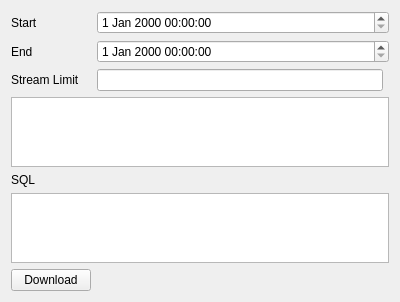
yshao/weathergit, file gui/ui/datawidget.ui: the form before one commit.
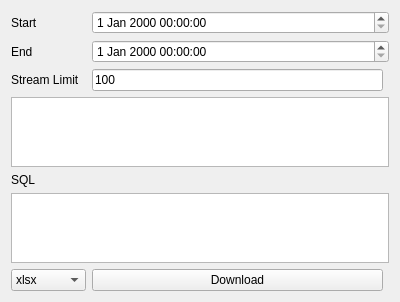
The form after the commit.

Commit message: Update: adding StreamEditor, ConfigEditor, widgets adding webwidget adding handlers

```diff
--- a/gui/ui/datawidget.ui
+++ b/gui/ui/datawidget.ui
@@ -21,23 +21,26 @@
      </property>
     </widget>
    </item>
-   <item row="1" column="1" colspan="2">
+   <item row="0" column="0">
+    <widget class="QLabel" name="label_4">
+     <property name="text">
+      <string>Start</string>
+     </property>
+    </widget>
+   </item>
+   <item row="1" column="2" colspan="2">
     <widget class="QDateTimeEdit" name="inEndTime"/>
    </item>
-   <item row="3" column="0" colspan="3">
+   <item row="0" column="2" colspan="2">
+    <widget class="QDateTimeEdit" name="inStartTime"/>
+   </item>
+   <item row="3" column="0" colspan="4">
     <widget class="QTableView" name="inUUIDList">
      <property name="sortingEnabled">
       <bool>false</bool>
      </property>
     </widget>
    </item>
-   <item row="6" column="0">
-    <widget class="QPushButton" name="inDownload">
-     <property name="text">
-      <string>Download</string>
-     </property>
-    </widget>
-   </item>
    <item row="2" column="0">
     <widget class="QLabel" name="label">
      <property name="text">
@@ -45,8 +48,12 @@
      </property>
     </widget>
    </item>
-   <item row="2" column="1">
-    <widget class="QLineEdit" name="inStreamLimit"/>
+   <item row="2" column="2">
+    <widget class="QLineEdit" name="inStreamLimit">
+     <property name="text">
+      <string>100</string>
+     </property>
+    </widget>
    </item>
    <item row="4" column="0">
     <widget class="QLabel" name="label_2">
@@ -55,18 +62,24 @@
      </property>
     </widget>
    </item>
-   <item row="5" column="0" colspan="3">
+   <item row="5" column="0" colspan="4">
     <widget class="QTextBrowser" name="outSql"/>
    </item>
-   <item row="0" column="0">
-    <widget class="QLabel" name="label_4">
+   <item row="6" column="2">
+    <widget class="QPushButton" name="inDownload">
      <property name="text">
-      <string>Start</string>
+      <string>Download</string>
      </property>
     </widget>
    </item>
-   <item row="0" column="1" colspan="2">
-    <widget class="QDateTimeEdit" name="inStartTime"/>
+   <item row="6" column="0" colspan="2">
+    <widget class="QComboBox" name="inExportType">
+     <item>
+      <property name="text">
+       <string>xlsx</string>
+      </property>
+     </item>
+    </widget>
    </item>
   </layout>
  </widget>
```
The commit also changes 30 other files.
